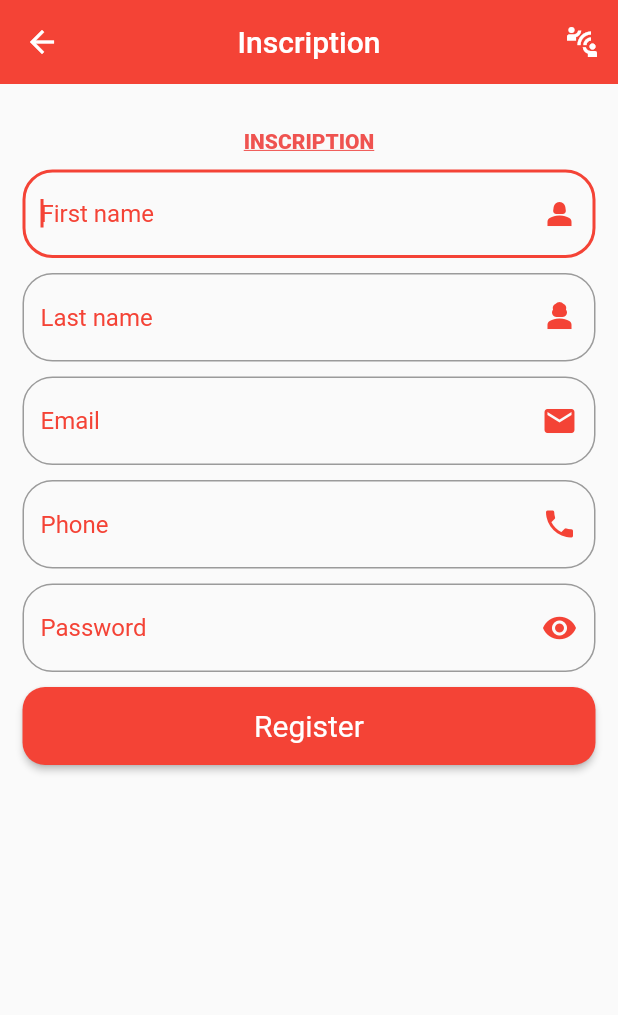
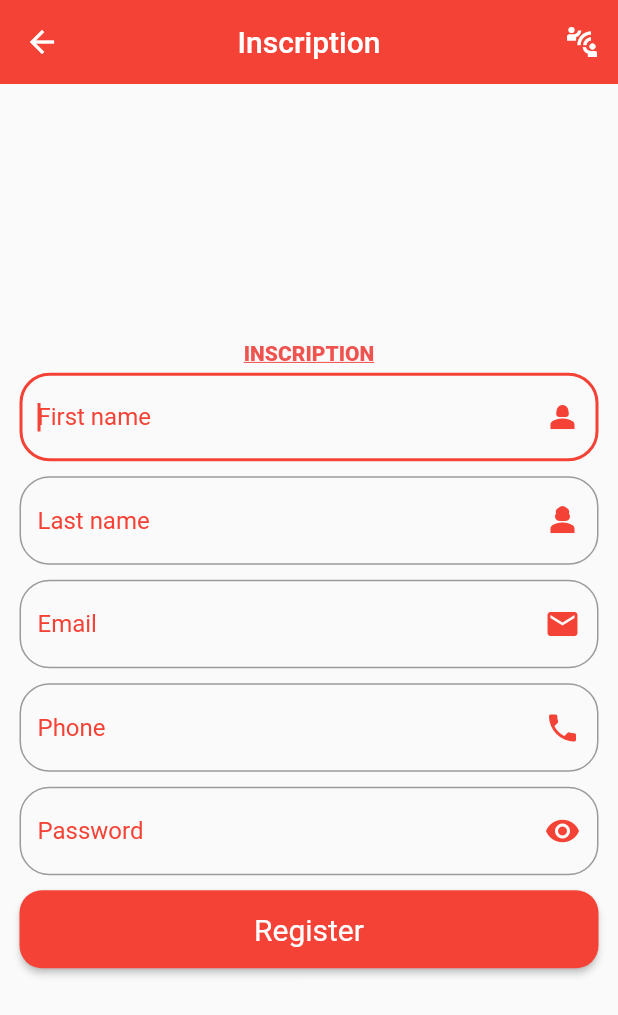
Before and after one commit to mamadou99sene/Flutter_App_ClientRv, a Flutter app: the Inscription screen opened by its route, on a phone screen of 412 x 824 dp. Shown: the top 1015 px of the screen. Run offline on Flutter 3.47's test engine with Material 2 defaults, Android fonts, the phone set to English and light mode, and no system bars; our stand-ins replace flutter_spinkit; missing offline and left inert: dart:ffi.

Commit message:
retouche de la mise en forme pour la page inscription

```diff
--- a/lib/pages/Inscription.dart
+++ b/lib/pages/Inscription.dart
@@ -48,8 +48,11 @@ class Inscription extends StatelessWidget {
               )
             ],
           ),
-          body: Container(
-            padding: EdgeInsets.all(10),
+          body: Column(
+            mainAxisAlignment: MainAxisAlignment.center,
+            children: [
+              Container(
+                padding: EdgeInsets.all(8),
                 child: Column(
                   children: [
                     Text(
@@ -57,7 +60,7 @@ class Inscription extends StatelessWidget {
                       style: TextStyle(
                           fontWeight: FontWeight.w900,
                           color: Colors.red[400],
-                      height: 3,
+                          height: 1,
                           decoration: TextDecoration.underline),
                     ),
                     MyTextField(
@@ -119,8 +122,10 @@ class Inscription extends StatelessWidget {
                     ),
                     InscriptionButton(
                         style: ButtonStyle(
-                        backgroundColor: MaterialStateProperty.all(Colors.red),
-                        shape: MaterialStateProperty.all(RoundedRectangleBorder(
+                            backgroundColor:
+                                MaterialStateProperty.all(Colors.red),
+                            shape: MaterialStateProperty.all(
+                                RoundedRectangleBorder(
                               borderRadius: BorderRadius.circular(15),
                             ))),
                         child: Text(
@@ -157,7 +162,8 @@ class Inscription extends StatelessWidget {
                                   builder: (BuildContext context) {
                                     return AlertDialog(
                                       shape: OutlineInputBorder(
-                                      borderRadius: BorderRadius.circular(10)),
+                                          borderRadius:
+                                              BorderRadius.circular(10)),
                                       elevation: 0,
                                       title: SizedBox(
                                         height: 100,
@@ -201,7 +207,8 @@ class Inscription extends StatelessWidget {
                                 builder: (BuildContext context) {
                                   return AlertDialog(
                                     shape: OutlineInputBorder(
-                                    borderRadius: BorderRadius.circular(10)),
+                                        borderRadius:
+                                            BorderRadius.circular(10)),
                                     elevation: 0,
                                     title: SizedBox(
                                       height: 100,
@@ -218,10 +225,12 @@ class Inscription extends StatelessWidget {
                                     content: TextButton(
                                       style: ButtonStyle(
                                           backgroundColor:
-                                          MaterialStateProperty.all(Colors.red),
+                                              MaterialStateProperty.all(
+                                                  Colors.red),
                                           shape: MaterialStateProperty.all(
                                               RoundedRectangleBorder(
-                                        borderRadius: BorderRadius.circular(15),
+                                            borderRadius:
+                                                BorderRadius.circular(15),
                                           ))),
                                       onPressed: () {
                                         Navigator.pop(context);
@@ -240,6 +249,8 @@ class Inscription extends StatelessWidget {
                   ],
                 ),
               ),
+            ],
+          ),
         ));
   }
 }
```
Lines whose indentation alone changed are shown as unchanged.
